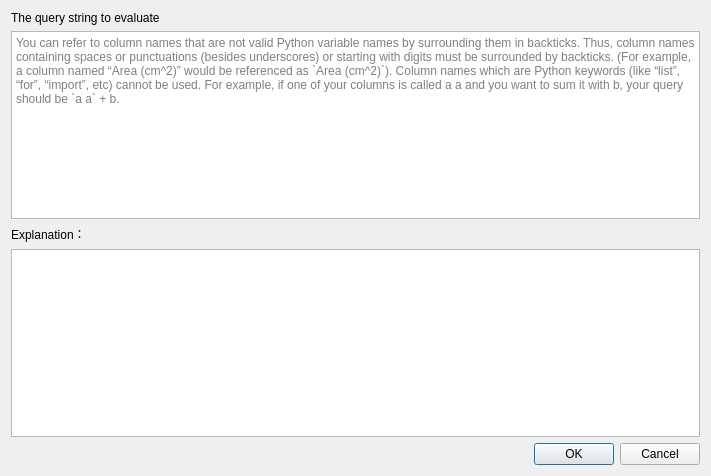
Old version of the form src/DAGui/Dialog/DADialogDataFrameQueryDatas.ui in the repository czyt1988/data-workbench.
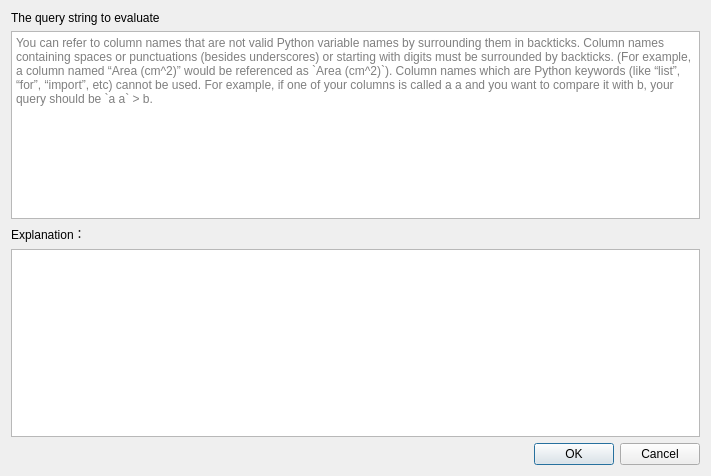
New version of the form. Icons and pictures are not drawn.

The edit to the form file:
```diff
--- a/src/DAGui/Dialog/DADialogDataFrameQueryDatas.ui
+++ b/src/DAGui/Dialog/DADialogDataFrameQueryDatas.ui
@@ -19,8 +19,21 @@
    </item>
    <item row="1" column="0">
     <widget class="QTextEdit" name="textEdit">
+     <property name="markdown">
+      <string notr="true"/>
+     </property>
+     <property name="html">
+      <string notr="true">&lt;!DOCTYPE HTML PUBLIC &quot;-//W3C//DTD HTML 4.0//EN&quot; &quot;http://www.w3.org/TR/REC-html40/strict.dtd&quot;&gt;
+&lt;html&gt;&lt;head&gt;&lt;meta name=&quot;qrichtext&quot; content=&quot;1&quot; /&gt;&lt;meta charset=&quot;utf-8&quot; /&gt;&lt;style type=&quot;text/css&quot;&gt;
+p, li { white-space: pre-wrap; }
+hr { height: 1px; border-width: 0; }
+li.unchecked::marker { content: &quot;\2610&quot;; }
+li.checked::marker { content: &quot;\2612&quot;; }
+&lt;/style&gt;&lt;/head&gt;&lt;body style=&quot; font-family:'Microsoft YaHei UI'; font-size:9pt; font-weight:400; font-style:normal;&quot;&gt;
+&lt;p style=&quot;-qt-paragraph-type:empty; margin-top:0px; margin-bottom:0px; margin-left:0px; margin-right:0px; -qt-block-indent:0; text-indent:0px;&quot;&gt;&lt;br /&gt;&lt;/p&gt;&lt;/body&gt;&lt;/html&gt;</string>
+     </property>
      <property name="placeholderText">
-      <string>You can refer to column names that are not valid Python variable names by surrounding them in backticks. Thus, column names containing spaces or punctuations (besides underscores) or starting with digits must be surrounded by backticks. (For example, a column named “Area (cm^2)” would be referenced as `Area (cm^2)`). Column names which are Python keywords (like “list”, “for”, “import”, etc) cannot be used. For example, if one of your columns is called a a and you want to sum it with b, your query should be `a a` + b.</string>
+      <string>You can refer to column names that are not valid Python variable names by surrounding them in backticks. Column names containing spaces or punctuations (besides underscores) or starting with digits must be surrounded by backticks. (For example, a column named “Area (cm^2)” would be referenced as `Area (cm^2)`). Column names which are Python keywords (like “list”, “for”, “import”, etc) cannot be used. For example, if one of your columns is called a a and you want to compare it with b, your query should be `a a` &gt; b.</string>
      </property>
     </widget>
    </item>
```
Left out of the diff: 2 changed lines with no effect on the pictures.
